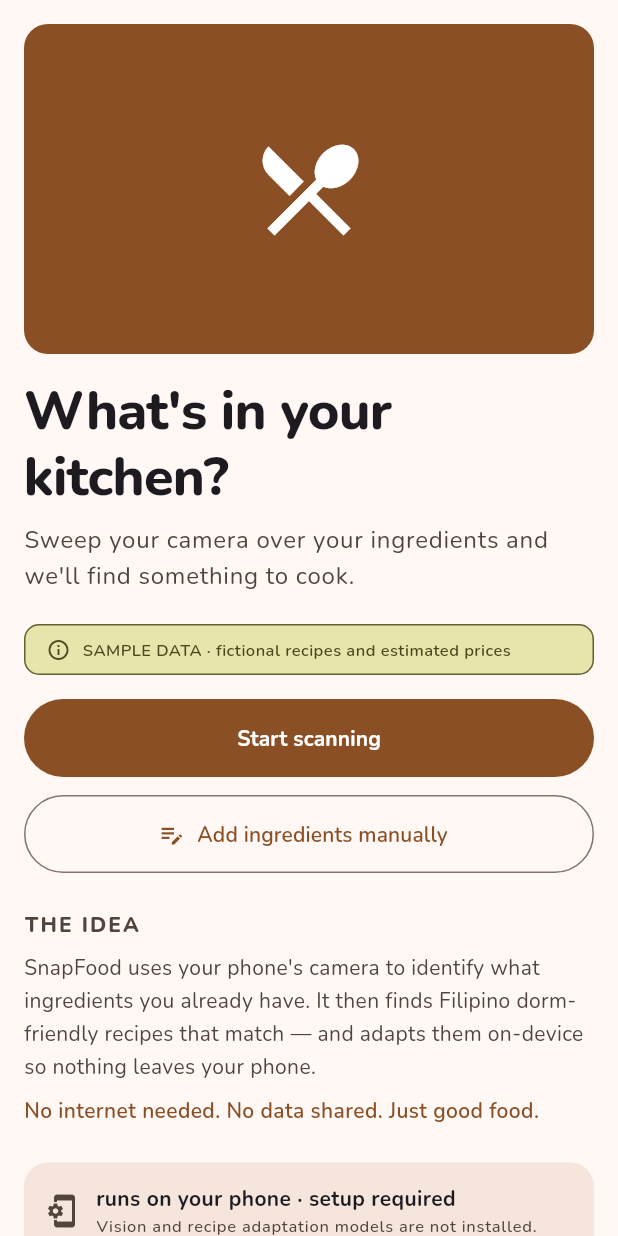
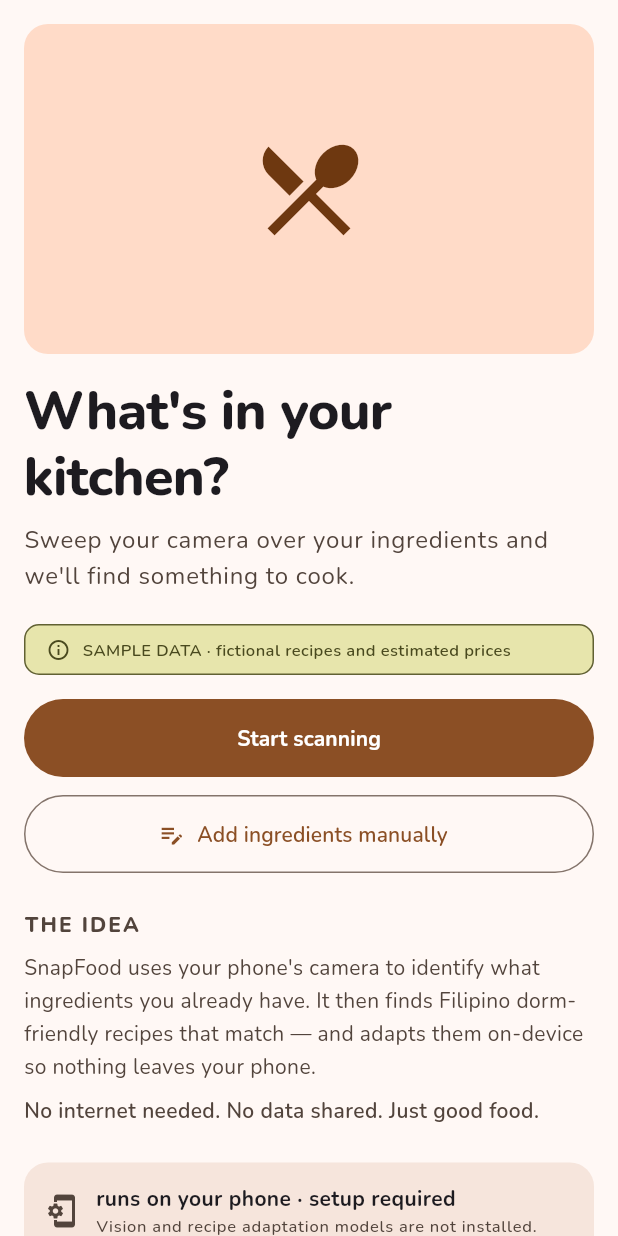
Before and after one commit to novadar-star/APPBUILDERS, a Flutter app: the screen it shows after launch, on a phone screen of 412 x 824 dp. Run offline on Flutter 3.47's test engine with Material 3 defaults, Android fonts, the phone set to English and light mode, and no system bars; our stand-ins replace camera, device_preview, flutter_riverpod, go_router, google_fonts, image_picker and 1 more.

Commit message:
feat: accent reduction — section headers use onSurfaceVariant

```diff
--- a/lib/features/detail/detail_screen.dart
+++ b/lib/features/detail/detail_screen.dart
@@ -515,7 +515,7 @@
           _SectionHeading(
             icon: Icons.shopping_cart_outlined,
             label: 'you\'ll need to grab',
-            color: colorScheme.primary,
+            color: colorScheme.onSurfaceVariant,
           ),
           const SizedBox(height: 6),
           ...toBuy.map((ai) {
@@ -642,7 +642,7 @@
           _SectionHeading(
             icon: Icons.shopping_cart_outlined,
             label: 'you\'ll need to grab',
-            color: colorScheme.primary,
+            color: colorScheme.onSurfaceVariant,
           ),
           const SizedBox(height: 4),
           ...missing.map((ri) => _IngredientRow(
@@ -780,7 +780,7 @@
               child: Text(
                 '$number',
                 style: theme.textTheme.titleMedium?.copyWith(
-                  color: colorScheme.primary,
+                  color: colorScheme.onPrimaryContainer,
                   fontWeight: FontWeight.w800,
                 ),
               ),
--- a/lib/features/home/home_screen.dart
+++ b/lib/features/home/home_screen.dart
@@ -27,14 +27,14 @@
               Container(
                 height: 220,
                 decoration: BoxDecoration(
-                  color: colorScheme.primary,
+                  color: colorScheme.primaryContainer,
                   borderRadius: BorderRadius.circular(16),
                 ),
                 child: Center(
                   child: Icon(
                     Icons.restaurant_menu,
                     size: 80,
-                    color: colorScheme.onPrimary,
+                    color: colorScheme.onPrimaryContainer,
                   ),
                 ),
               ),
@@ -150,7 +150,7 @@
               Text(
                 'No internet needed. No data shared. Just good food.',
                 style: theme.textTheme.bodyMedium?.copyWith(
-                  color: colorScheme.primary,
+                  color: colorScheme.onSurfaceVariant,
                   fontWeight: FontWeight.w600,
                   height: 1.5,
                 ),
```
